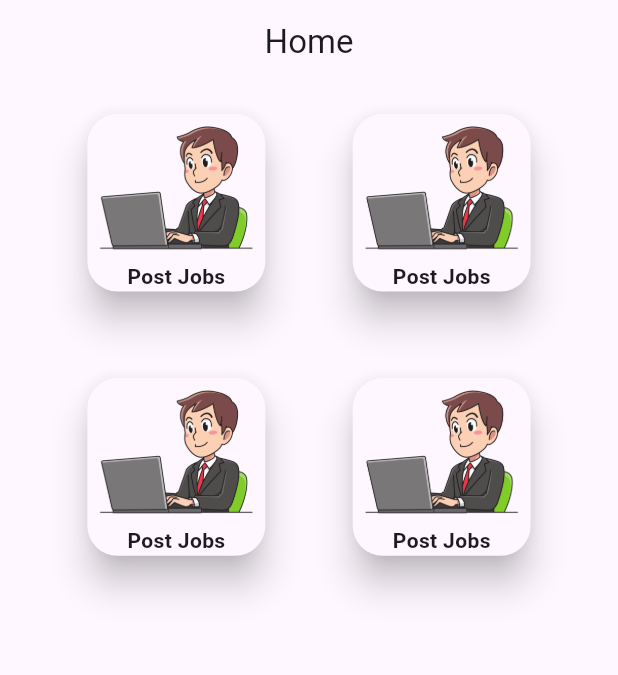
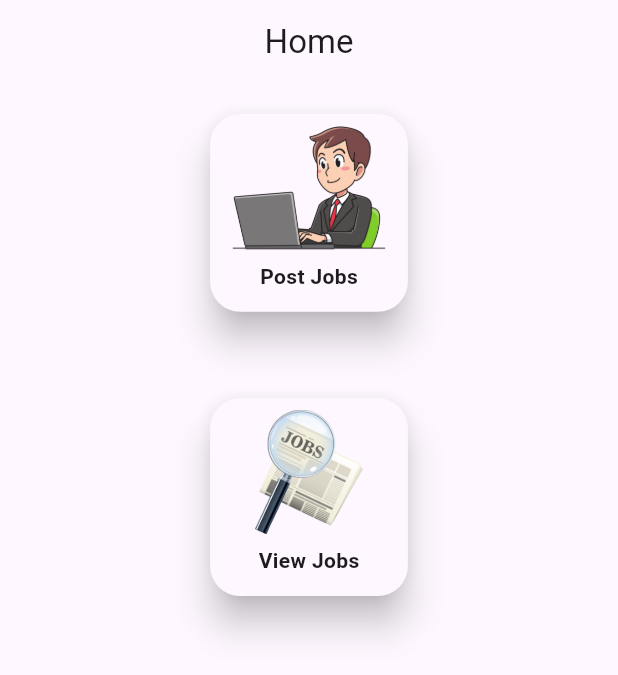
Before and after one commit to rahulsvaz/firebase_services_with_bloc, a Flutter app: the AlumniHomeScreen screen opened directly, on a phone screen of 412 x 824 dp. Shown: the top 675 px of the screen. Run offline on Flutter 3.47's test engine with Material 3 defaults, Android fonts, the light colour scheme and no system bars; our stand-ins replace bloc, cloud_firestore, equatable, firebase_auth, firebase_core, flutter_bloc and 2 more; accounts and stored records are empty.

Commit message:
added jobs view with firebase

```diff
--- a/lib/features/alumni/auth/login/presentation/alumni_login_page.dart
+++ b/lib/features/alumni/auth/login/presentation/alumni_login_page.dart
@@ -4,7 +4,7 @@ import 'package:firebase_services_with_bloc/features/alumni/auth/login/presentat
 import 'package:firebase_services_with_bloc/features/alumni/auth/login/presentation/widgets/auth_button.dart';
 import 'package:firebase_services_with_bloc/features/alumni/auth/login/presentation/widgets/textfield.dart';
 import 'package:firebase_services_with_bloc/features/alumni/auth/signup/presentation/alumni_sign_up.dart';
-import 'package:firebase_services_with_bloc/features/alumni_home_screen/presentaion/alumni_home_screen.dart';
+import 'package:firebase_services_with_bloc/features/alumni_home_screen/presentation/alumni_home_screen.dart';
 import 'package:flutter/material.dart';
 import 'package:flutter_bloc/flutter_bloc.dart';
 import 'package:lottie/lottie.dart';
--- a/lib/features/alumni_home_screen/bloc/alumni_home_bloc.dart
+++ b/lib/features/alumni_home_screen/bloc/alumni_home_bloc.dart
@@ -19,7 +19,7 @@ class AlumniHomeBloc extends Bloc<AlumniHomeEvent, AlumniHomeState> {
       await db.collection('jobs').add(
 
         {
-          "company_name ": event.companyName,
+          "company_name": event.companyName,
           "position": event.position,
           'email': event.email,
           'salary': event.salary,
--- a/lib/features/alumni_home_screen/presentaion/alumni_home_screen.dart
+++ b/lib/features/alumni_home_screen/presentation/alumni_home_screen.dart
@@ -1,4 +1,5 @@
 import 'package:firebase_services_with_bloc/constant/size/sized.dart';
+import 'package:firebase_services_with_bloc/features/alumni/alumni_view_jobs/alumni_view_job_screen.dart';
 import 'package:firebase_services_with_bloc/features/alumni_post_job/post_job_scree.dart';
 import 'package:flutter/material.dart';
 
@@ -29,6 +30,7 @@ class _AlumniHomeScreen extends State<AlumniHomeScreen> {
             mainAxisAlignment: MainAxisAlignment.spaceEvenly,
             children: [
               AlumniCards(
+                width: width,
                 height: height,
                 imagePath: 'assets/images/work.png',
                 label: 'Post Jobs',
@@ -36,16 +38,11 @@ class _AlumniHomeScreen extends State<AlumniHomeScreen> {
                   Navigator.push(
                     context,
                     MaterialPageRoute(
-                      builder: (context) => PostJObScreen(),
+                      builder: (context) => const PostJObScreen(),
                     ),
                   );
                 },
               ),
-              AlumniCards(
-                height: height,
-                imagePath: 'assets/images/work.png',
-                label: 'Post Jobs',
-              )
             ],
           ),
           SizedBox(
@@ -55,17 +52,21 @@ class _AlumniHomeScreen extends State<AlumniHomeScreen> {
             mainAxisAlignment: MainAxisAlignment.spaceEvenly,
             children: [
               AlumniCards(
+                width: width,
                 height: height,
-                imagePath: 'assets/images/work.png',
-                label: 'Post Jobs',
+                imagePath: 'assets/images/jobs.png',
+                label: 'View Jobs',
+                callback: () {
+                  Navigator.push(
+                    context,
+                    MaterialPageRoute(
+                      builder: (context) => const AlumniViewJob(),
                     ),
-              AlumniCards(
-                height: height,
-                imagePath: 'assets/images/work.png',
-                label: 'Post Jobs',
-              )
+                  );
+                },
+              ),
             ],
-          )
+          ),
         ],
       ),
     );
@@ -76,11 +77,14 @@ class AlumniCards extends StatelessWidget {
   const AlumniCards(
       {super.key,
       required this.height,
+      required this.width,
       required this.imagePath,
       required this.label,
       this.callback});
 
   final double height;
+  final double width;
+
   final String imagePath;
   final String label;
   final VoidCallback? callback;
@@ -88,10 +92,15 @@ class AlumniCards extends StatelessWidget {
   @override
   Widget build(BuildContext context) {
     return Material(
-      borderRadius: const BorderRadius.all(Radius.circular(20)),
+      borderRadius: const BorderRadius.all(
+        Radius.circular(20),
+      ),
       elevation: 10,
       child: GestureDetector(
         onTap: callback,
+        child: SizedBox(
+          height: height * 0.16,
+          width: width * 0.32,
           child: Column(
             children: [
               Padding(
@@ -108,6 +117,7 @@ class AlumniCards extends StatelessWidget {
             ],
           ),
         ),
+      ),
     );
   }
 }
--- a/lib/main.dart
+++ b/lib/main.dart
@@ -2,7 +2,7 @@ import 'package:firebase_auth/firebase_auth.dart';
 import 'package:firebase_core/firebase_core.dart';
 import 'package:firebase_services_with_bloc/features/alumni/auth/bloc/alumni_auth_bloc.dart';
 import 'package:firebase_services_with_bloc/features/alumni_home_screen/bloc/alumni_home_bloc.dart';
-import 'package:firebase_services_with_bloc/features/alumni_home_screen/presentaion/alumni_home_screen.dart';
+import 'package:firebase_services_with_bloc/features/alumni_home_screen/presentation/alumni_home_screen.dart';
 import 'package:firebase_services_with_bloc/features/start_up_page/start_page.dart';
 import 'package:firebase_services_with_bloc/firebase_options.dart';
 import 'package:flutter/material.dart';
@@ -13,12 +13,12 @@ void main() async {
   await Firebase.initializeApp(
     options: DefaultFirebaseOptions.currentPlatform,
   );
+
   runApp(const MyApp());
 }
 
 class MyApp extends StatelessWidget {
   const MyApp({super.key});
-
   @override
   Widget build(BuildContext context) {
     return MultiBlocProvider(
```
Also changed, not shown: lib/features/alumni/alumni_view_jobs/alumni_view_job_screen.dart (added, +83 -0 lines), lib/features/alumni_post_job/post_job_scree.dart (+27 -16 lines), assets/images/jobs.png (added). Lines whose indentation alone changed are shown as unchanged.
